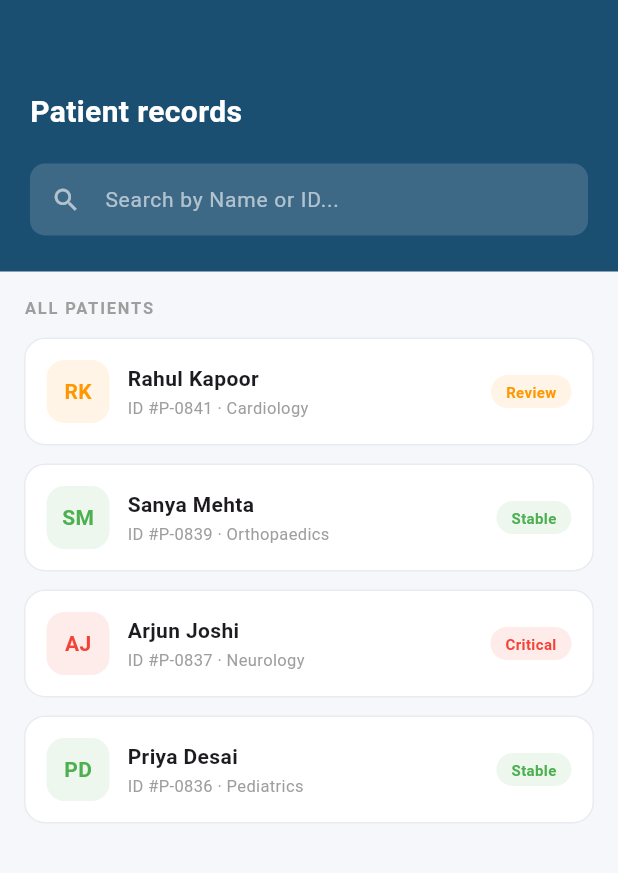
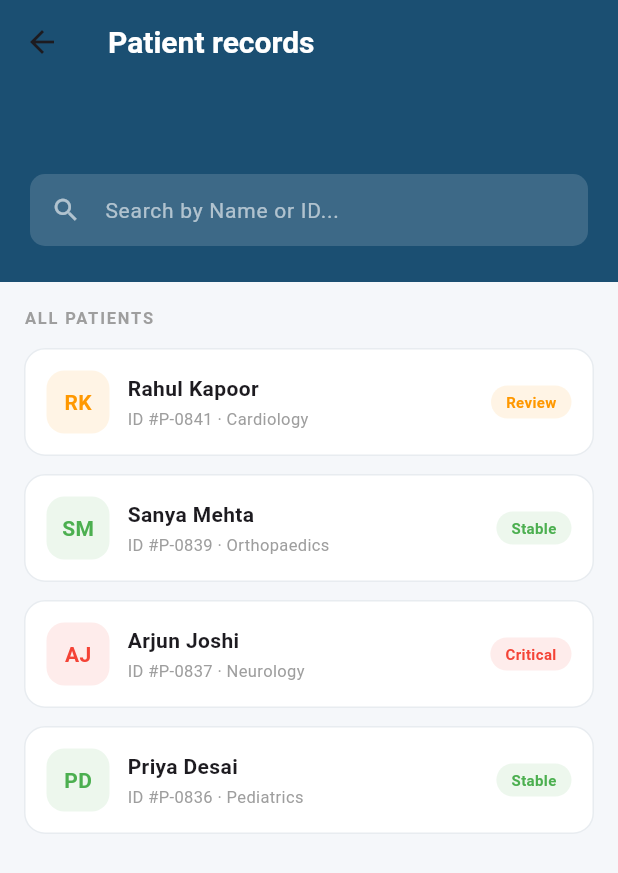
Before and after one commit to Chinmay-swnt/Hospital-Management-Interface, a Flutter app: the PatientPage screen opened directly, on a phone screen of 412 x 824 dp. Shown: the top 873 px of the screen. Run offline on Flutter 3.47's test engine with Material 3 defaults, Android fonts, the phone set to English and light mode, and no system bars.

Commit message:
added back button on patient page

```diff
--- a/lib/pages/patient_page.dart
+++ b/lib/pages/patient_page.dart
@@ -7,6 +7,14 @@ class PatientPage extends StatelessWidget {
   Widget build(BuildContext context) {
     return Scaffold(
       backgroundColor: const Color(0xFFF5F7FA),
+      appBar: AppBar(
+        title: Text("Patient records",  style: TextStyle(
+              fontSize: 20,
+              fontWeight: FontWeight.bold,
+              color: Colors.white,
+            ),),
+            backgroundColor: Color(0xFF1B4F72),
+      ),
       body: Column(
         children: [
           _buildHeader(),
@@ -44,15 +52,6 @@ class PatientPage extends StatelessWidget {
       child: Column(
         crossAxisAlignment: CrossAxisAlignment.start,
         children: [
-          const Text(
-            "Patient records",
-            style: TextStyle(
-              fontSize: 20,
-              fontWeight: FontWeight.bold,
-              color: Colors.white,
-            ),
-          ),
-          const SizedBox(height: 20),
           Container(
             padding: const EdgeInsets.symmetric(horizontal: 14),
             decoration: BoxDecoration(
```
